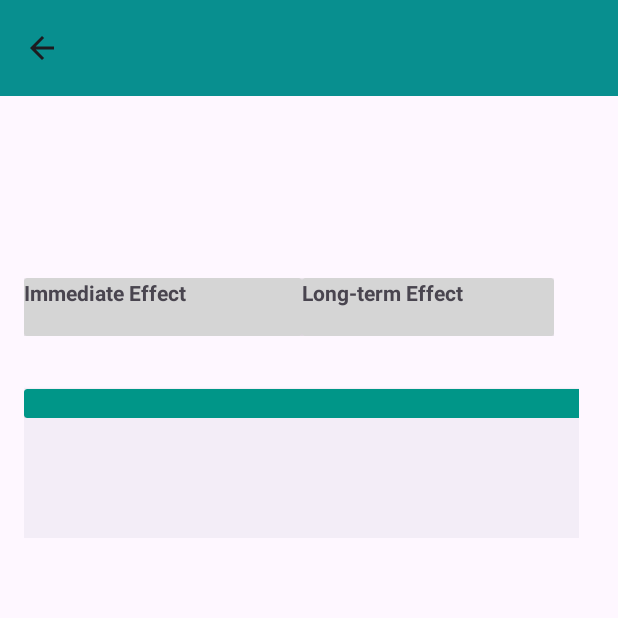
After one commit to caileechang/drugrecoveryapps, an Android app: the ReadMoreActivity screen opened directly, with no data from a screen before it, on a phone screen of 412 x 824 dp, the top half of it. The commit adds this screen. Run offline under Robolectric (Android 15) with nearby library versions, the phone set to English and light mode, and no system bars.

Commit message:
module education readmore feature

```diff
--- a/app/src/main/AndroidManifest.xml
+++ b/app/src/main/AndroidManifest.xml
@@ -42,6 +42,8 @@
         <activity
             android:name=".ViewAccActivity"
             android:exported="false" />
+        <activity android:name=".educationResources.ReadMoreActivity"
+            android:exported="false" />
         <activity
             android:name=".starting"
             android:exported="true">
--- a/app/src/main/java/com/example/drugrecoveryapp/educationResources/Drug.java
+++ b/app/src/main/java/com/example/drugrecoveryapp/educationResources/Drug.java
@@ -4,6 +4,12 @@ public class Drug {
     private String drugName;
     private String drugDescription;
     private boolean readMore;
+    private String drugLongDescription;
+    private String drugEffect;
+    private String drugImmediateEffect;
+    private String drugLongTermEffect;
+    private String drugPersonalStory;
+
     public Drug(String name, String drugDescription, boolean testing){
         drugName = name;
         this.drugDescription = drugDescription;
@@ -21,4 +27,43 @@ public class Drug {
         return readMore;
     }
 
+    public void setDrugLongDescription(String drugLongDescription) {
+        this.drugLongDescription = drugLongDescription;
+    }
+
+    public String getDrugLongDescription() {
+        return drugLongDescription;
+    }
+
+    public void setDrugEffect(String drugEffect) {
+        this.drugEffect = drugEffect;
+    }
+
+    public String getDrugEffect() {
+        return drugEffect;
+    }
+
+    public void setDrugLongTermEffect(String drugLongTermEffect) {
+        this.drugLongTermEffect = drugLongTermEffect;
+    }
+
+    public String getDrugLongTermEffect() {
+        return drugLongTermEffect;
+    }
+
+    public void setDrugImmediateEffect(String drugImmediateEffect) {
+        this.drugImmediateEffect = drugImmediateEffect;
+    }
+
+    public String getDrugImmediateEffect() {
+        return drugImmediateEffect;
+    }
+
+    public void setDrugPersonalStory(String drugPersonalStory) {
+        this.drugPersonalStory = drugPersonalStory;
+    }
+
+    public String getDrugPersonalStory() {
+        return drugPersonalStory;
+    }
 }
--- a/app/src/main/java/com/example/drugrecoveryapp/educationResources/DrugsAdapter.java
+++ b/app/src/main/java/com/example/drugrecoveryapp/educationResources/DrugsAdapter.java
@@ -1,8 +1,7 @@
 package com.example.drugrecoveryapp.educationResources;
 
-
-
 import android.content.Context;
+import android.content.Intent;
 import android.view.LayoutInflater;
 import android.view.View;
 import android.view.ViewGroup;
@@ -14,11 +13,15 @@ import androidx.annotation.NonNull;
 import androidx.recyclerview.widget.RecyclerView;
 
 import com.example.drugrecoveryapp.R;
+import com.google.firebase.firestore.FirebaseFirestore;
 
 import java.util.List;
 
 public class DrugsAdapter extends
         RecyclerView.Adapter<DrugsAdapter.ViewHolder> {
+
+    private FirebaseFirestore db = FirebaseFirestore.getInstance();
+
     public class ViewHolder extends RecyclerView.ViewHolder {
         // Your holder should contain a member variable
         // for any view that will be set as you render a row
@@ -36,13 +39,14 @@ public class DrugsAdapter extends
             super(itemView);
 
             drugNameTV = (TextView) itemView.findViewById(R.id.drug_name);
-            drugDescriptionTV = (TextView)itemView.findViewById(R.id.drug_description);
+            drugDescriptionTV = (TextView) itemView.findViewById(R.id.drug_description);
             readMoreButton = (Button) itemView.findViewById(R.id.read_more);
             drugImage = (ImageView) itemView.findViewById(R.id.drug_image);
         }
 
 
     }
+
     private List<Drug> drugList;
 
     // Pass in the contact array into the constructor
@@ -75,17 +79,54 @@ public class DrugsAdapter extends
         drugDescriptionTV.setText(drug.getDrugDescription());
         ImageView imageView = holder.drugImage;
         imageView.setImageResource(R.drawable.drug);
+
+
         Button button = holder.readMoreButton;
         button.setText("Read More");
         button.setEnabled(drug.isReadMore());
+        button.setOnClickListener(new View.OnClickListener() {
 
+            @Override
+            public void onClick(View view) {
 
+                db.collection("Resources").document(drug.getName()).get()
+                        .addOnSuccessListener(documentSnapshot -> {
+                            if (documentSnapshot.exists()) {
+                                drug.setDrugLongDescription(documentSnapshot.getString("Description"));
+                                drug.setDrugEffect(documentSnapshot.getString("Effect"));
+                                drug.setDrugImmediateEffect(documentSnapshot.getString("Immediate Effect"));
+                                drug.setDrugLongTermEffect(documentSnapshot.getString("Long-term Effect"));
+                                drug.setDrugPersonalStory(documentSnapshot.getString("Personal Story"));
+
+                                // Handle the "Read More" click event directly
+                                Intent intent = new Intent(view.getContext(), ReadMoreActivity.class);
+                                // Pass information to the activity using intent extras
+                                intent.putExtra("drug_name",drug.getName());
+                                intent.putExtra("drug_heading1", "What is " + drug.getName() + " ?");
+                                intent.putExtra("drug_description", drug.getDrugLongDescription());
+                                intent.putExtra("drug_heading2", "Effect of " + drug.getName());
+                                intent.putExtra("drug_effect",drug.getDrugEffect());
+                                intent.putExtra("drug_immediate_effect", drug.getDrugImmediateEffect());
+                                intent.putExtra("drug_long-term_effect", drug.getDrugLongTermEffect());
+                                intent.putExtra("drug_heading3", "Personal Story");
+                                intent.putExtra("drug_personal_story", drug.getDrugPersonalStory());
+
+                                view.getContext().startActivity(intent);
+
+                            } else {
+                                // Handle the case where the document doesn't exist
+                            }
+                        })
+                        .addOnFailureListener(e -> {
+                            // Handle failures, e.g., network errors or document not found
+                        });
+            }
+        });
     }
+
 
     @Override
     public int getItemCount() {
         return drugList.size();
     }
-
-
 }
--- /dev/null
+++ b/app/src/main/java/com/example/drugrecoveryapp/educationResources/ReadMoreActivity.java
@@ -0,0 +1,71 @@
+package com.example.drugrecoveryapp.educationResources;
+
+import android.content.Intent;
+import android.os.Bundle;
+import android.view.MenuItem;
+import android.widget.TextView;
+
+import androidx.appcompat.app.ActionBar;
+import androidx.appcompat.app.AppCompatActivity;
+import androidx.appcompat.widget.Toolbar;
+
+import com.example.drugrecoveryapp.R;
+
+public class ReadMoreActivity extends AppCompatActivity {
+
+    @Override
+    protected void onCreate(Bundle savedInstanceState) {
+        super.onCreate(savedInstanceState);
+        setContentView(R.layout.activity_read_more);
+
+        // Find the Toolbar
+        Toolbar toolbar = findViewById(R.id.toolbar_edu);
+
+        // Set the Toolbar as the ActionBar
+        setSupportActionBar(toolbar);
+
+        // Enable the back button
+        ActionBar actionBar = getSupportActionBar();
+        if (actionBar != null) {
+            actionBar.setDisplayHomeAsUpEnabled(true);
+        }
+
+        // Retrieve data from the intent
+        Intent intent = getIntent();
+        actionBar.setTitle(intent.getStringExtra("drug_name"));
+
+        // Retrieve more data as needed
+        TextView heading1 = findViewById(R.id.heading1);
+        TextView long_description = findViewById(R.id.long_description);
+        TextView heading2 = findViewById(R.id.heading2);
+        TextView effect = findViewById(R.id.effect);
+        TextView immediate_effect = findViewById(R.id.immediate_effect);
+        TextView longterm_effect = findViewById(R.id.long_term_effect);
+        TextView heading3 = findViewById(R.id.heading3);
+        TextView personal_story = findViewById(R.id.personal_story);
+
+        // Example: Set text for the TextView using the retrieved data
+        heading1.setText(intent.getStringExtra("drug_heading1"));
+        long_description.setText(intent.getStringExtra("drug_description"));
+        heading2.setText(intent.getStringExtra("drug_heading2"));
+        effect.setText(intent.getStringExtra("drug_effect"));
+        immediate_effect.setText(intent.getStringExtra("drug_immediate_effect"));
+        longterm_effect.setText(intent.getStringExtra("drug_long-term_effect"));
+        heading3.setText(intent.getStringExtra("drug_heading3"));
+        personal_story.setText(intent.getStringExtra("drug_personal_story"));
+
+
+        // Add more code as needed for your specific functionality
+    }
+    @Override
+    public boolean onOptionsItemSelected(MenuItem item) {
+        switch (item.getItemId()) {
+            case android.R.id.home:
+                // Handle the back button click
+                onBackPressed();
+                return true;
+            default:
+                return super.onOptionsItemSelected(item);
+        }
+    }
+}
--- /dev/null
+++ b/app/src/main/res/layout/activity_read_more.xml
@@ -0,0 +1,154 @@
+<?xml version="1.0" encoding="utf-8"?>
+<androidx.constraintlayout.widget.ConstraintLayout xmlns:android="http://schemas.android.com/apk/res/android"
+    xmlns:app="http://schemas.android.com/apk/res-auto"
+    xmlns:tools="http://schemas.android.com/tools"
+    android:layout_width="match_parent"
+    android:layout_height="match_parent">
+
+    <androidx.appcompat.widget.Toolbar
+        android:id="@+id/toolbar_edu"
+        android:layout_width="match_parent"
+        android:layout_height="wrap_content"
+        android:layout_marginStart="0dp"
+        android:layout_marginTop="0dp"
+        android:background="?attr/colorPrimary"
+        android:minHeight="?attr/actionBarSize"
+        android:theme="?attr/actionBarTheme"
+        app:layout_constraintStart_toStartOf="parent"
+        app:layout_constraintTop_toTopOf="parent" />
+
+    <ScrollView
+        android:id="@+id/he"
+        android:layout_width="370dp"
+        android:layout_height="650dp"
+        android:layout_marginStart="16dp"
+        android:layout_marginTop="84dp"
+        app:layout_constraintStart_toStartOf="parent"
+        app:layout_constraintTop_toTopOf="parent">
+
+        <LinearLayout
+            android:layout_width="match_parent"
+            android:layout_height="wrap_content"
+            android:orientation="vertical">
+
+            <TextView
+                android:id="@+id/heading1"
+                android:layout_width="match_parent"
+                android:layout_height="wrap_content"
+                android:text="TextView"
+                android:textSize="20sp"
+                android:textStyle="bold" />
+
+            <TextView
+                android:id="@+id/long_description"
+                android:layout_width="match_parent"
+                android:layout_height="wrap_content"
+                android:layout_marginBottom="8dp"
+                android:text="TextView" />
+
+            <TextView
+                android:id="@+id/heading2"
+                android:layout_width="match_parent"
+                android:layout_height="wrap_content"
+                android:text="TextView"
+                android:textSize="20sp"
+                android:textStyle="bold" />
+
+            <TextView
+                android:id="@+id/effect"
+                android:layout_width="match_parent"
+                android:layout_height="wrap_content"
+                android:text="TextView" />
+
+            <LinearLayout
+                android:id="@+id/immediateEffect"
+                android:layout_width="wrap_content"
+                android:layout_height="match_parent"
+                android:orientation="horizontal">
+
+                <androidx.cardview.widget.CardView
+                    android:layout_width="185dp"
+                    android:layout_height="match_parent"
+                    app:cardBackgroundColor="#D5D5D5">
+
+                    <LinearLayout
+                        android:layout_width="match_parent"
+                        android:layout_height="match_parent"
+                        android:orientation="vertical">
+
+                        <TextView
+                            android:id="@+id/immediate"
+                            android:layout_width="208dp"
+                            android:layout_height="wrap_content"
+                            android:text="Immediate Effect"
+                            android:textStyle="bold" />
+
+                        <TextView
+                            android:id="@+id/immediate_effect"
+                            android:layout_width="match_parent"
+                            android:layout_height="wrap_content"
+                            android:text="TextView" />
+                    </LinearLayout>
+                </androidx.cardview.widget.CardView>
+
+                <androidx.cardview.widget.CardView
+                    android:layout_width="168dp"
+                    android:layout_height="match_parent"
+                    app:cardBackgroundColor="#D5D5D5">
+
+                    <LinearLayout
+                        android:layout_width="match_parent"
+                        android:layout_height="match_parent"
+                        android:orientation="vertical">
+
+                        <TextView
+                            android:id="@+id/long_term"
+                            android:layout_width="190dp"
+                            android:layout_height="wrap_content"
+                            android:layout_weight="1"
+                            android:text="Long-term Effect"
+                            android:textStyle="bold" />
+
+                        <TextView
+                            android:id="@+id/long_term_effect"
+                            android:layout_width="match_parent"
+                            android:layout_height="wrap_content"
+                            android:layout_weight="1"
+                            android:text="TextView" />
+                    </LinearLayout>
+                </androidx.cardview.widget.CardView>
+
+            </LinearLayout>
+
+            <TextView
+                android:id="@+id/heading3"
+                android:layout_width="match_parent"
+                android:layout_height="wrap_content"
+                android:layout_marginTop="8dp"
+                android:text="Personal Story"
+                android:textSize="20sp"
+                android:textStyle="bold" />
+
+            <androidx.cardview.widget.CardView
+                android:layout_width="388dp"
+                android:layout_height="match_parent"
+                app:cardBackgroundColor="#009688">
+
+                <TextView
+                    android:id="@+id/personal_story"
+                    android:layout_width="wrap_content"
+                    android:layout_height="wrap_content"
+                    android:text="TextView"
+                    android:textColor="#FFFFFF"
+                    android:textColorHint="#FFFFFF" />
+
+            </androidx.cardview.widget.CardView>
+
+            <com.google.android.material.bottomnavigation.BottomNavigationView
+                android:layout_width="match_parent"
+                android:layout_height="match_parent" />
+
+        </LinearLayout>
+    </ScrollView>
+
+</androidx.constraintlayout.widget.ConstraintLayout>
```
Also changed, not shown: app/src/main/java/com/example/drugrecoveryapp/EducationalContentFragment.java (+7 -0 lines).
